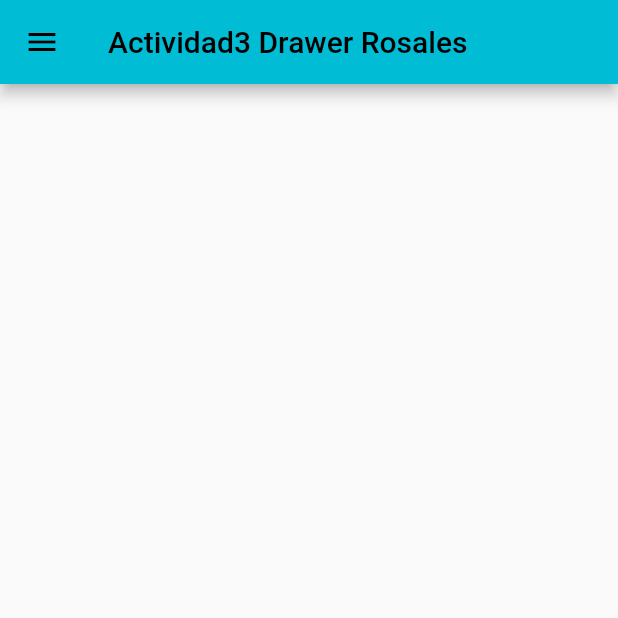
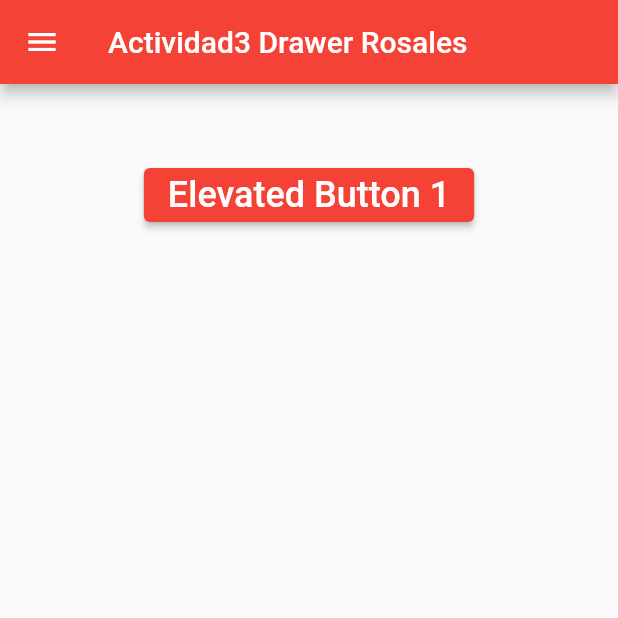
Before and after one commit to Rosales-Joshua/Drawer_Flutlab, a Flutter app: the screen it shows after launch, on a phone screen of 412 x 824 dp, the top half of it. Run offline on Flutter 3.47's test engine with Material 2 defaults, Android fonts, the phone set to English and light mode, and no system bars.

```diff
--- a/lib/main.dart
+++ b/lib/main.dart
@@ -12,7 +12,7 @@ class MyApp extends StatelessWidget {
       debugShowCheckedModeBanner: false,
       title: _title,
       theme: ThemeData(
-        primarySwatch: Colors.cyan,
+        primarySwatch: Colors.red,
       ),
       home: MyHomePage(),
     );
@@ -26,9 +26,11 @@ class MyHomePage extends StatefulWidget {
 }
 
 class _MyHomePageState extends State<MyHomePage> {
+  final GlobalKey<ScaffoldState> _key = GlobalKey();
   @override
   Widget build(BuildContext context) {
     return Scaffold(
+      key: _key,
       appBar: AppBar(
         title: Text('Actividad3 Drawer Rosales'),
       ),
@@ -39,7 +41,7 @@ class _MyHomePageState extends State<MyHomePage> {
           children: [
             const UserAccountsDrawerHeader(
               // <-- SEE HERE
-              decoration: BoxDecoration(color: const Color(0xff00f8ff)),
+              decoration: BoxDecoration(color: const Color(0xffff0000)),
               accountName: Text(
                 "Joshua Rosales",
                 style: TextStyle(
@@ -81,6 +83,22 @@ class _MyHomePageState extends State<MyHomePage> {
                 Navigator.pop(context);
               },
             ),
+            AboutListTile(
+              // <-- SEE HERE
+              icon: Icon(
+                Icons.info,
+              ),
+              child: Text('Acerca De La App'),
+              applicationIcon: Icon(
+                Icons.local_play,
+              ),
+              applicationName: 'Mi Aplicacion',
+              applicationVersion: '1.0.25',
+              applicationLegalese: '© 2019 Company',
+              aboutBoxChildren: [
+                ///Content goes here...
+              ],
+            ),
           ],
         ),
       ),
@@ -90,6 +108,15 @@ class _MyHomePageState extends State<MyHomePage> {
             SizedBox(
               height: 50,
             ),
+            ElevatedButton(
+              onPressed: () {
+                _key.currentState!.openDrawer(); //<-- SEE HERE
+              },
+              child: const Text(
+                'Elevated Button 1',
+                style: TextStyle(fontSize: 24),
+              ),
+            ),
           ],
         ),
       ),
```
